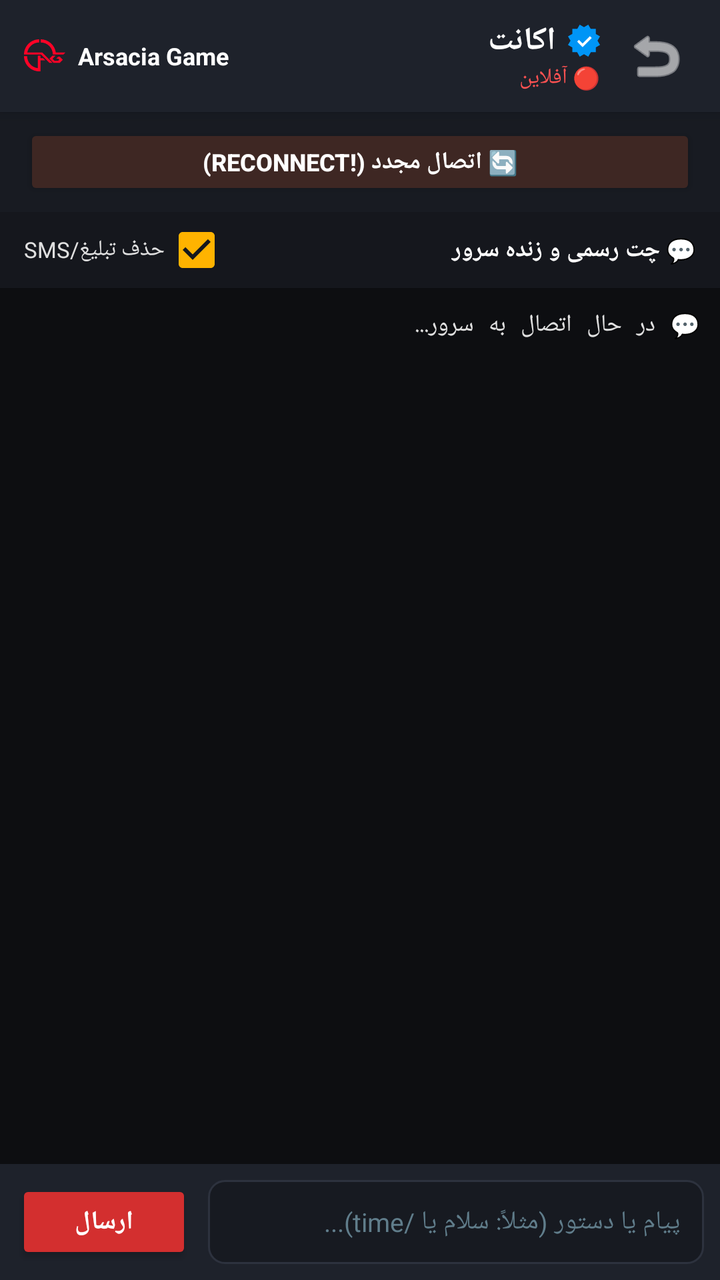
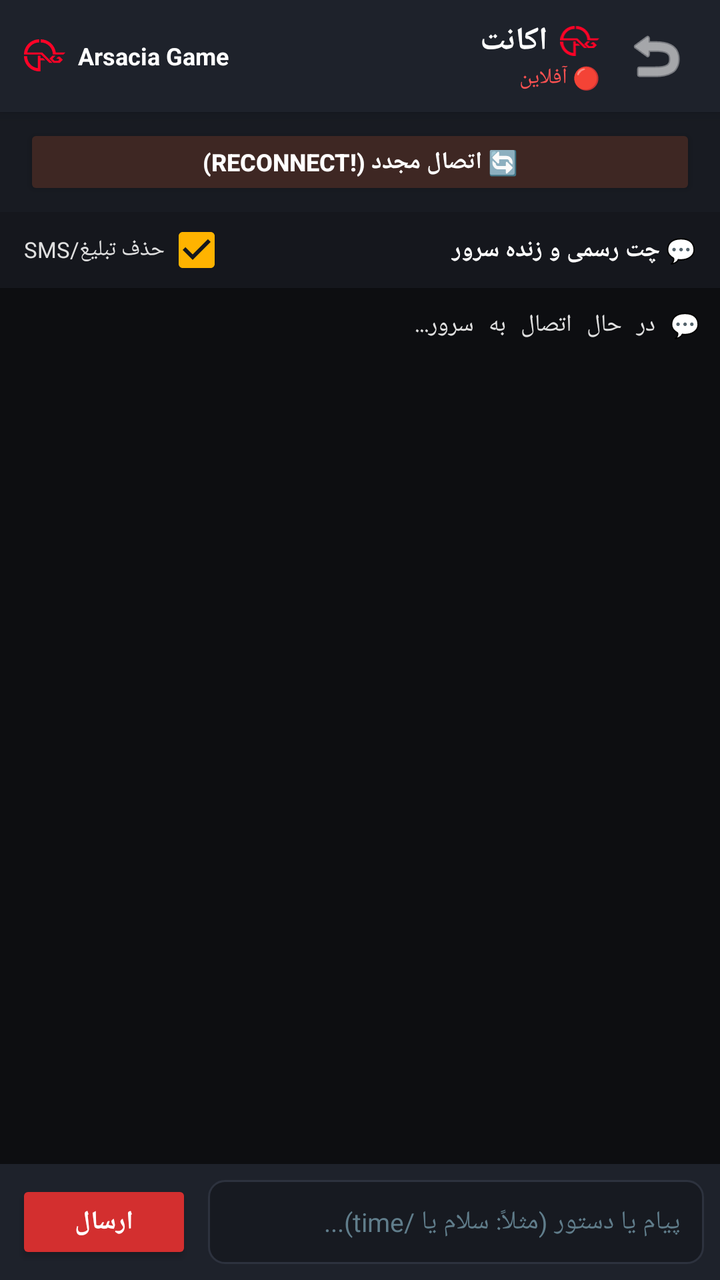

Two renders of the same Android screen: before a commit and after it. Below are the layout's source before the change and the commit's diff.
<!-- AndroidManifest.xml: application theme Theme.AGRak -->
<!-- res/layout/activity_chat.xml -->
<?xml version="1.0" encoding="utf-8"?>
<LinearLayout xmlns:android="http://schemas.android.com/apk/res/android"
    xmlns:app="http://schemas.android.com/apk/res-auto"
    android:layout_width="match_parent"
    android:layout_height="match_parent"
    android:background="@color/bg_dark"
    android:orientation="vertical"
    android:layoutDirection="rtl">

    
    <androidx.cardview.widget.CardView
        android:layout_width="match_parent"
        android:layout_height="wrap_content"
        app:cardBackgroundColor="@color/card_dark"
        app:cardCornerRadius="0dp"
        app:cardElevation="4dp">

        <LinearLayout
            android:layout_width="match_parent"
            android:layout_height="56dp"
            android:gravity="center_vertical"
            android:orientation="horizontal"
            android:paddingHorizontal="12dp">

            <ImageButton
                android:id="@+id/btnBack"
                android:layout_width="40dp"
                android:layout_height="40dp"
                android:background="?attr/selectableItemBackgroundBorderless"
                android:src="@android:drawable/ic_menu_revert"
                android:tint="@color/text_white"
                android:contentDescription="بازگشت" />

            <LinearLayout
                android:layout_width="0dp"
                android:layout_height="wrap_content"
                android:layout_marginStart="8dp"
                android:layout_weight="1"
                android:orientation="vertical">

                <LinearLayout
                    android:layout_width="wrap_content"
                    android:layout_height="wrap_content"
                    android:gravity="center_vertical"
                    android:orientation="horizontal">

                    <ImageView
                        android:layout_width="16dp"
                        android:layout_height="16dp"
                        android:layout_marginEnd="6dp"
                        android:src="@drawable/ic_instagram_verified"
                        android:contentDescription="تیک آبی" />

                    <TextView
                        android:id="@+id/tvChatAccountName"
                        android:layout_width="wrap_content"
                        android:layout_height="wrap_content"
                        android:text="اکانت"
                        android:textColor="@color/text_white"
                        android:textSize="16sp"
                        android:textStyle="bold" />
                </LinearLayout>

                <TextView
                    android:id="@+id/tvChatStatus"
                    android:layout_width="wrap_content"
                    android:layout_height="wrap_content"
                    android:text="🔴 آفلاین"
                    android:textColor="@color/status_red"
                    android:textSize="11sp" />
            </LinearLayout>

            
            <LinearLayout
                android:layout_width="wrap_content"
                android:layout_height="wrap_content"
                android:gravity="center_vertical"
                android:layoutDirection="ltr"
                android:orientation="horizontal">

                <ImageView
                    android:id="@+id/imgChatServerLogo"
                    android:layout_width="21dp"
                    android:layout_height="16dp"
                    android:layout_marginEnd="6dp"
                    android:adjustViewBounds="true"
                    android:src="@drawable/ic_arsacia_game_logo"
                    android:contentDescription="Arsacia Game Logo" />

                <TextView
                    android:layout_width="wrap_content"
                    android:layout_height="wrap_content"
                    android:text="Arsacia Game"
                    android:textColor="@color/text_white"
                    android:textSize="12sp"
                    android:textStyle="bold" />
            </LinearLayout>

        </LinearLayout>
    </androidx.cardview.widget.CardView>

    
    <LinearLayout
        android:layout_width="match_parent"
        android:layout_height="wrap_content"
        android:background="#181B22"
        android:paddingTop="6dp"
        android:paddingBottom="6dp"
        android:paddingLeft="12dp"
        android:paddingRight="12dp"
        android:orientation="horizontal">

        <Button
            android:id="@+id/btnQuickReconnect"
            android:layout_width="match_parent"
            android:layout_height="38dp"
            android:backgroundTint="#3E2723"
            android:text="🔄 اتصال مجدد (!reconnect)"
            android:textColor="@color/text_white"
            android:textStyle="bold"
            android:textSize="12sp" />
    </LinearLayout>

    
    <LinearLayout
        android:layout_width="match_parent"
        android:layout_height="38dp"
        android:background="#15171D"
        android:gravity="center_vertical"
        android:orientation="horizontal"
        android:paddingHorizontal="12dp">

        <TextView
            android:layout_width="0dp"
            android:layout_height="wrap_content"
            android:layout_weight="1"
            android:text="💬 چت رسمی و زنده سرور"
            android:textColor="@color/text_white"
            android:textStyle="bold"
            android:textSize="12sp" />

        <CheckBox
            android:id="@+id/cbFilterSmsAds"
            android:layout_width="wrap_content"
            android:layout_height="34dp"
            android:checked="true"
            android:buttonTint="@color/accent_gold"
            android:text="حذف تبلیغ/SMS"
            android:textColor="#E0E0E0"
            android:textSize="11sp" />

    </LinearLayout>

    
    <ScrollView
        android:id="@+id/scrollConsole"
        android:layout_width="match_parent"
        android:layout_height="0dp"
        android:layout_weight="1"
        android:background="#0D0E11"
        android:padding="10dp"
        android:fillViewport="true"
        android:descendantFocusability="blocksDescendants">

        <TextView
            android:id="@+id/tvConsoleLogs"
            android:layout_width="match_parent"
            android:layout_height="wrap_content"
            android:textColor="#E0E0E0"
            android:textSize="12sp"
            android:typeface="monospace"
            android:focusable="false"
            android:focusableInTouchMode="false"
            android:text="💬 در حال اتصال به سرور...\n" />
    </ScrollView>

    
    <androidx.cardview.widget.CardView
        android:layout_width="match_parent"
        android:layout_height="wrap_content"
        app:cardBackgroundColor="@color/card_dark"
        app:cardCornerRadius="0dp"
        app:cardElevation="8dp">

        <LinearLayout
            android:layout_width="match_parent"
            android:layout_height="wrap_content"
            android:gravity="center_vertical"
            android:orientation="horizontal"
            android:padding="8dp">

            <EditText
                android:id="@+id/etChatMessage"
                android:layout_width="0dp"
                android:layout_height="42dp"
                android:layout_weight="1"
                android:background="@drawable/bg_input_field"
                android:hint="پیام یا دستور (مثلاً: سلام یا /time)..."
                android:textColorHint="@color/text_hint"
                android:textColor="@color/text_white"
                android:textSize="13sp"
                android:paddingHorizontal="12dp"
                android:singleLine="true" />

            <Button
                android:id="@+id/btnSendMessage"
                android:layout_width="wrap_content"
                android:layout_height="42dp"
                android:layout_marginStart="8dp"
                android:backgroundTint="@color/primary_red"
                android:text="@string/send"
                android:textColor="@color/text_white"
                android:textStyle="bold"
                android:textSize="13sp" />

        </LinearLayout>
    </androidx.cardview.widget.CardView>

</LinearLayout>
<!-- resources referenced by this layout -->
<resources>
  <color name="accent_gold">#FFB300</color>
  <color name="bg_dark">#121418</color>
  <color name="card_dark">#1E222B</color>
  <color name="primary_red">#D32F2F</color>
  <color name="status_red">#FF5252</color>
  <color name="text_hint">#607D8B</color>
  <color name="text_white">#FFFFFF</color>
  <!-- drawable bg_input_field (drawable) -->
  <?xml version="1.0" encoding="utf-8"?>
  <shape xmlns:android="http://schemas.android.com/apk/res/android"
      android:shape="rectangle">
      <solid android:color="#171A21" />
      <stroke
          android:width="1dp"
          android:color="@color/card_stroke" />
      <corners android:radius="8dp" />
  </shape>
  <!-- drawable ic_arsacia_game_logo (drawable) -->
  <vector xmlns:android="http://schemas.android.com/apk/res/android"
      android:width="21dp"
      android:height="16dp"
      android:viewportWidth="42"
      android:viewportHeight="32">
    <path
        android:fillColor="#FF0327"
        android:pathData="M35.7641,17.3101L38.8641,20.411L35.7641,23.5118H29.5624L25.4288,19.3773L28.5297,16.2773H31.6297L28.5297,19.3773L30.5961,21.4446H34.2133L35.2469,20.411L34.2133,19.3773H32.1469L34.2133,17.3101H35.7641Z"/>
    <path
        android:fillColor="#FF0327"
        android:pathData="M41.4478,13.1767L39.3798,15.2439H29.5625L29.5768,15.2296H28.827C28.827,8.54515 23.3886,3.10672 16.7041,3.10672V8.81588e-07C20.3883,-0.00125215 23.948,1.33326 26.7234,3.75616C29.4988,6.17907 31.3016,9.52604 31.7977,13.1767H41.4478Z"/>
    <path
        android:fillColor="#FF0327"
        android:pathData="M16.4505,20.9273V23.3514H16.4715V31.9998H15.233V31.9914V31.9973C13.2323,31.9991 11.251,31.6064 9.40226,30.8417C7.55353,30.077 5.87371,28.9553 4.45889,27.5408C3.04407,26.1263 1.92201,24.4467 1.15691,22.5982C0.391811,20.7496 -0.00132193,18.7683 3.3395e-06,16.7677H3.10672C3.10672,22.992 7.82137,28.1358 13.8669,28.8142V16.2773H16.4505V18.861H19.0341L21.1013,20.9273H16.4505Z"/>
    <path
        android:fillColor="#FF0327"
        android:pathData="M18.1944,13.1767L28.5297,23.5103H25.4289L17.1608,15.2422H1.10582L0,15.2372V15.1977C0.00623066,11.1634 1.61379,7.2966 4.46947,4.44691C7.32514,1.59722 11.1953,-0.00222794 15.2296,2.32928e-06V3.10672C9.24458,3.10672 4.25872,7.46619 3.28052,13.1767H18.1944Z"/>
  </vector>
  <!-- drawable ic_instagram_verified (drawable) -->
  <vector xmlns:android="http://schemas.android.com/apk/res/android"
      android:width="20dp"
      android:height="20dp"
      android:viewportWidth="40"
      android:viewportHeight="40">
      <path
          android:fillColor="#0095F6"
          android:pathData="M19.998,3.094 L14.638,0 l-2.972,5.15 H5.432 v6.354 L0,14.64 3.094,20 0,25.359 l5.432,3.137 v5.905 h5.975 L14.638,40 l5.36,-3.094 L25.358,40 l3.232,-5.6 h6.162 v-6.01 L40,25.359 36.905,20 40,14.641 l-5.248,-3.03 v-6.46 h-6.419 L25.358,0 l-5.36,3.094 Z" />
      <path
          android:fillColor="#FFFFFF"
          android:pathData="M27.413,14.319 l2.254,2.287 -11.43,11.5 -6.835,-6.93 2.244,-2.258 4.587,4.581 9.18,-9.18 Z" />
  </vector>
  <string name="send">ارسال</string>
  <style name="Theme.AGRak" parent="Theme.AppCompat.DayNight.NoActionBar">
          <item name="colorPrimary">@color/primary_red</item>
          <item name="colorPrimaryDark">@color/primary_red_dark</item>
          <item name="colorAccent">@color/accent_gold</item>
          <item name="android:windowBackground">@color/bg_dark</item>
          <item name="android:statusBarColor">#0A0B0E</item>
          <item name="android:navigationBarColor">#0A0B0E</item>
      </style>
  <color name="card_stroke">#2D323E</color>
  <color name="primary_red_dark">#9A0007</color>
</resources>

<!-- the commit's change to res/layout/activity_chat.xml (unified diff, before → after) -->
@@ -45,11 +45,12 @@
                     android:orientation="horizontal">
 
                     <ImageView
-                        android:layout_width="16dp"
-                        android:layout_height="16dp"
+                        android:layout_width="20dp"
+                        android:layout_height="15dp"
                         android:layout_marginEnd="6dp"
-                        android:src="@drawable/ic_instagram_verified"
-                        android:contentDescription="تیک آبی" />
+                        android:adjustViewBounds="true"
+                        android:src="@drawable/ic_arsacia_game_logo"
+                        android:contentDescription="Arsacia Game Logo" />
 
                     <TextView
                         android:id="@+id/tvChatAccountName"
<!-- resource entries referenced after the edit -->
@@ -36,19 +36,6 @@
         android:fillColor="#FF0327"
         android:pathData="M18.1944,13.1767L28.5297,23.5103H25.4289L17.1608,15.2422H1.10582L0,15.2372V15.1977C0.00623066,11.1634 1.61379,7.2966 4.46947,4.44691C7.32514,1.59722 11.1953,-0.00222794 15.2296,2.32928e-06V3.10672C9.24458,3.10672 4.25872,7.46619 3.28052,13.1767H18.1944Z"/>
   </vector>
-  <!-- drawable ic_instagram_verified (drawable) -->
-  <vector xmlns:android="http://schemas.android.com/apk/res/android"
-      android:width="20dp"
-      android:height="20dp"
-      android:viewportWidth="40"
-      android:viewportHeight="40">
-      <path
-          android:fillColor="#0095F6"
-          android:pathData="M19.998,3.094 L14.638,0 l-2.972,5.15 H5.432 v6.354 L0,14.64 3.094,20 0,25.359 l5.432,3.137 v5.905 h5.975 L14.638,40 l5.36,-3.094 L25.358,40 l3.232,-5.6 h6.162 v-6.01 L40,25.359 36.905,20 40,14.641 l-5.248,-3.03 v-6.46 h-6.419 L25.358,0 l-5.36,3.094 Z" />
-      <path
-          android:fillColor="#FFFFFF"
-          android:pathData="M27.413,14.319 l2.254,2.287 -11.43,11.5 -6.835,-6.93 2.244,-2.258 4.587,4.581 9.18,-9.18 Z" />
-  </vector>
   <string name="send">ارسال</string>
   <style name="Theme.AGRak" parent="Theme.AppCompat.DayNight.NoActionBar">
           <item name="colorPrimary">@color/primary_red</item>
